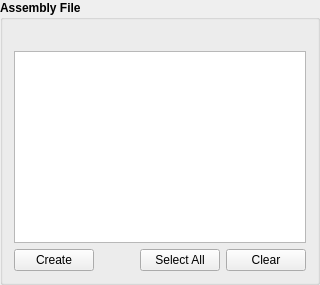
The window that src/filesystemwidget.ui (GAMS-dev/studio) describes before a commit, drawn with Qt 5.
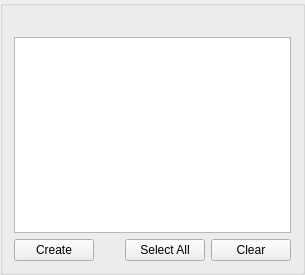
The same window after the commit.

Patch:
```diff
--- a/src/filesystemwidget.ui
+++ b/src/filesystemwidget.ui
@@ -2,15 +2,20 @@
 <ui version="4.0">
  <class>gams::studio::fs::FileSystemWidget</class>
  <widget class="QGroupBox" name="gams::studio::fs::FileSystemWidget">
+  <property name="geometry">
+   <rect>
+    <x>0</x>
+    <y>0</y>
+    <width>305</width>
+    <height>275</height>
+   </rect>
+  </property>
   <property name="font">
    <font>
     <weight>75</weight>
     <bold>true</bold>
    </font>
   </property>
-  <property name="title" stdset="0">
-   <string>Assembly File</string>
-  </property>
   <layout class="QVBoxLayout" name="verticalLayout_4">
    <item>
     <widget class="QLabel" name="assemblyFileLabel">
```
